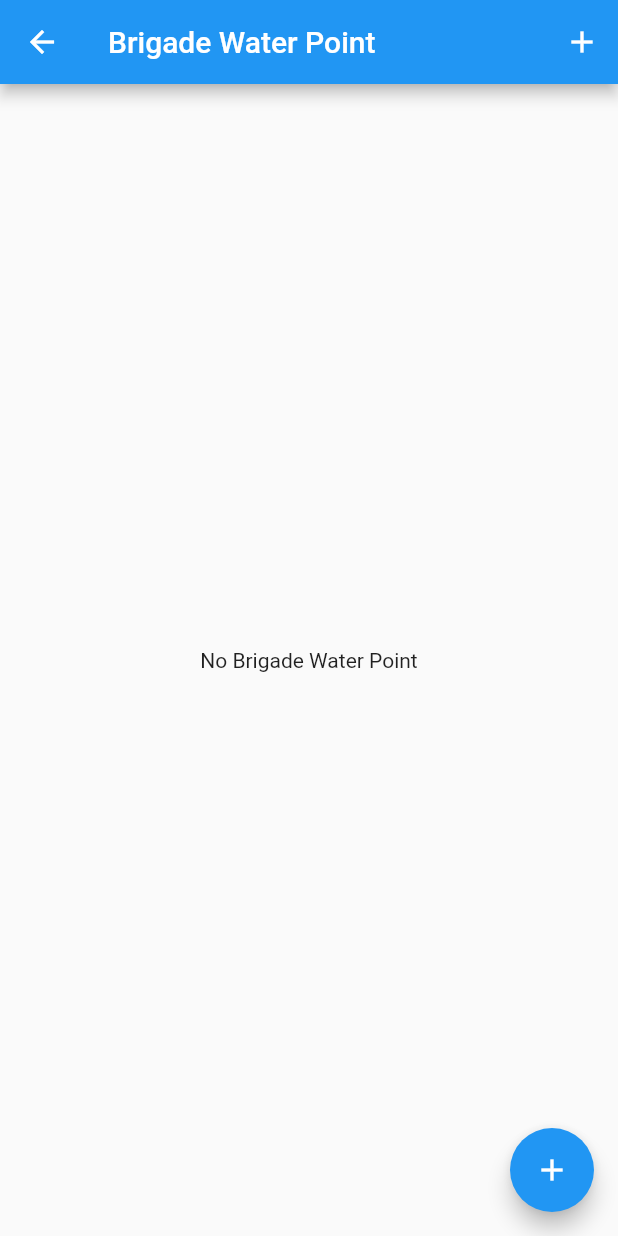
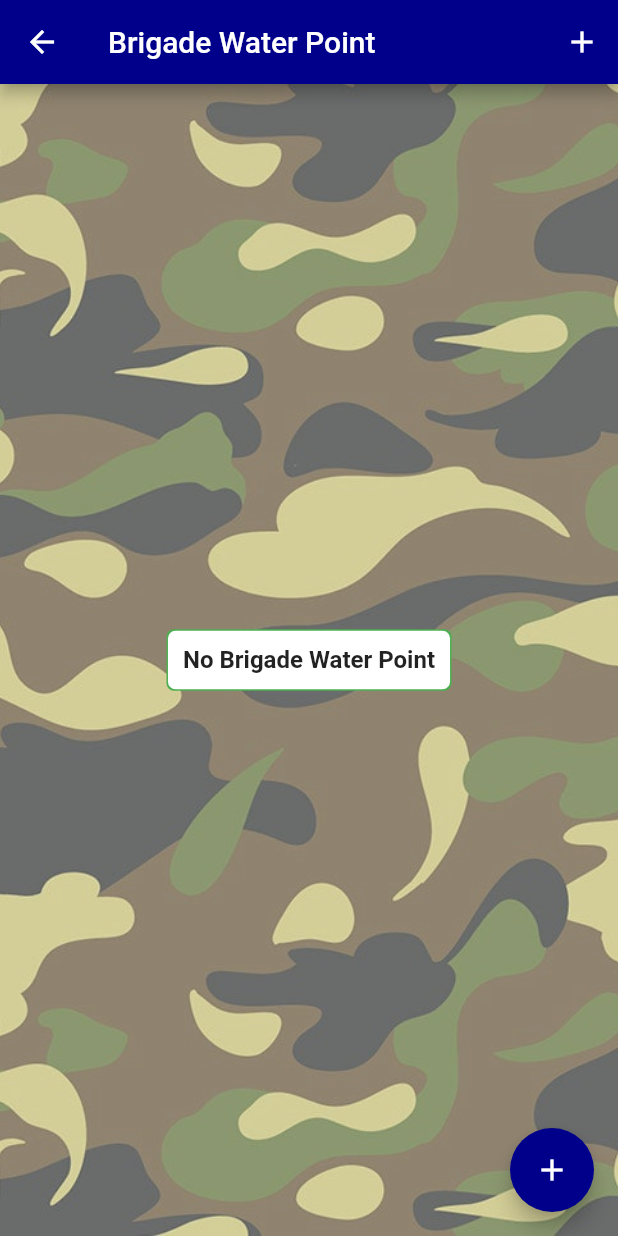
Before and after one commit to mdrafee03/general_engineering, a Flutter app: the screen it shows after launch, after a tap on "Brigade Water Point", on a phone screen of 412 x 824 dp. Run offline on Flutter 3.47's test engine with Material 2 defaults, Android fonts, the phone set to English and light mode, and no system bars; our stand-ins replace dropdown_formfield, permission_handler; missing offline and left inert: flutter_plugin_pdf_viewer.

Commit message:
design conversion

```diff
--- a/lib/main.dart
+++ b/lib/main.dart
@@ -13,8 +13,7 @@ class MyApp extends StatelessWidget {
       debugShowCheckedModeBanner: false,
       routes: Router.mainRouter(),
       theme: ThemeData(
-        primarySwatch: Colors.blue,
-        visualDensity: VisualDensity.adaptivePlatformDensity,
+        primaryColor: Color(0xFF00008B),
       ),
     );
   }
--- a/lib/screens/home.dart
+++ b/lib/screens/home.dart
@@ -1,16 +1,39 @@
 import 'package:flutter/material.dart';
+import 'package:general_engineering/shared/widgets/background_container.dart';
+import 'package:permission_handler/permission_handler.dart';
 
 import '../router/route_const.dart';
 import '../shared/widgets/button.dart';
 
-class Home extends StatelessWidget {
+class Home extends StatefulWidget {
+  @override
+  _HomeState createState() => _HomeState();
+}
+
+class _HomeState extends State<Home> {
+  requestPermission() async {
+    var status = await Permission.storage.status;
+    if (status.isUndetermined || status.isDenied) {
+      if (await Permission.storage.request().isGranted) {
+        return;
+      }
+    }
+  }
+
+  @override
+  void initState() {
+    super.initState();
+    requestPermission();
+  }
+
   @override
   Widget build(BuildContext context) {
     return Scaffold(
       appBar: AppBar(
         title: Text('General Engineering'),
       ),
-      body: Center(
+      body: BackgroundContainer(
+        child: Center(
           child: Column(
             mainAxisAlignment: MainAxisAlignment.center,
             crossAxisAlignment: CrossAxisAlignment.center,
@@ -30,6 +53,7 @@ class Home extends StatelessWidget {
             ],
           ),
         ),
+      ),
     );
   }
 }
--- /dev/null
+++ b/lib/shared/widgets/background_container.dart
@@ -0,0 +1,21 @@
+import 'package:flutter/material.dart';
+
+class BackgroundContainer extends StatelessWidget {
+  final Widget child;
+  BackgroundContainer({this.child});
+
+  @override
+  Widget build(BuildContext context) {
+    return Container(
+      decoration: BoxDecoration(
+        image: DecorationImage(
+          image: AssetImage("assets/images/background.jpg"),
+          fit: BoxFit.cover,
+          colorFilter: ColorFilter.mode(
+              Colors.black.withOpacity(0.7), BlendMode.dstATop),
+        ),
+      ),
+      child: child,
+    );
+  }
+}
--- a/lib/shared/widgets/list_builder.dart
+++ b/lib/shared/widgets/list_builder.dart
@@ -1,4 +1,6 @@
 import 'package:flutter/material.dart';
+
+import 'background_container.dart';
 
 class ListBuilder extends StatelessWidget {
   final String title;
@@ -11,7 +13,7 @@ class ListBuilder extends StatelessWidget {
     Key key,
     @required this.title,
     @required this.input,
-    @required this.output,
+    this.output,
     @required this.onDelete,
     @required this.list,
     @required this.args,
@@ -36,13 +38,17 @@ class ListBuilder extends StatelessWidget {
       appBar: appBar,
       floatingActionButton: FloatingActionButton(
         child: const Icon(Icons.add),
+        backgroundColor: Theme.of(context).primaryColor,
         onPressed: () => Navigator.pushNamed(
           context,
           input,
           arguments: args,
         ),
       ),
-      body: list.length > 0
+      body: Stack(
+        children: [
+          BackgroundContainer(),
+          list.length > 0
               ? SingleChildScrollView(
                   child: Column(
                     children: list
@@ -50,14 +56,31 @@ class ListBuilder extends StatelessWidget {
                         .map(
                           (i, model) => MapEntry(
                             i,
-                        ListTile(
+                            Container(
+                              margin: EdgeInsets.all(5),
+                              decoration: BoxDecoration(
+                                color: Colors.white,
+                                borderRadius: BorderRadius.circular(10),
+                                boxShadow: [
+                                  BoxShadow(
+                                      color: Colors.green, spreadRadius: 1),
+                                ],
+                              ),
+                              child: ListTile(
                                 key: ValueKey(i),
-                          title: Text("$title ${i + 1}"),
+                                title: Text(
+                                  "$title ${i + 1}",
+                                  style: TextStyle(
+                                    fontWeight: FontWeight.bold,
+                                  ),
+                                ),
                                 trailing: Row(
                                   mainAxisSize: MainAxisSize.min,
                                   children: [
+                                    if (output != null)
                                       IconButton(
                                         icon: const Icon(Icons.remove_red_eye),
+                                        color: Theme.of(context).primaryColor,
                                         onPressed: () => Navigator.pushNamed(
                                           context,
                                           output,
@@ -66,6 +89,7 @@ class ListBuilder extends StatelessWidget {
                                       ),
                                     IconButton(
                                       icon: const Icon(Icons.edit),
+                                      color: Color(0xffffc107),
                                       onPressed: () => Navigator.pushNamed(
                                         context,
                                         input,
@@ -74,9 +98,11 @@ class ListBuilder extends StatelessWidget {
                                     ),
                                     IconButton(
                                       icon: const Icon(Icons.delete),
+                                      color: Color(0xffdc3545),
                                       onPressed: () => onDelete(i),
                                     ),
                                   ],
+                                ),
                               ),
                             ),
                           ),
@@ -87,8 +113,26 @@ class ListBuilder extends StatelessWidget {
                 )
               : Container(
                   child: Center(
-                child: Text("No $title"),
+                    child: Container(
+                      padding: EdgeInsets.all(10),
+                      decoration: BoxDecoration(
+                        color: Colors.white,
+                        borderRadius: BorderRadius.circular(5),
+                        boxShadow: [
+                          BoxShadow(color: Colors.green, spreadRadius: 1),
+                        ],
                       ),
+                      child: Text(
+                        "No $title",
+                        style: TextStyle(
+                          fontSize: 16,
+                          fontWeight: FontWeight.bold,
+                        ),
+                      ),
+                    ),
+                  ),
+                ),
+        ],
       ),
     );
   }
```
Also changed, not shown: pubspec.yaml (+8 -3 lines), assets/images/background.jpg (added), pubspec.lock. Lines whose indentation alone changed are shown as unchanged.
